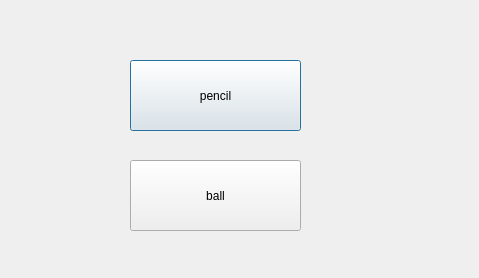
Qt form src/edi_pkg/edi_pkg/utils/edi.ui (addinedu-ros-3rd/ros-repo-3) before a commit.
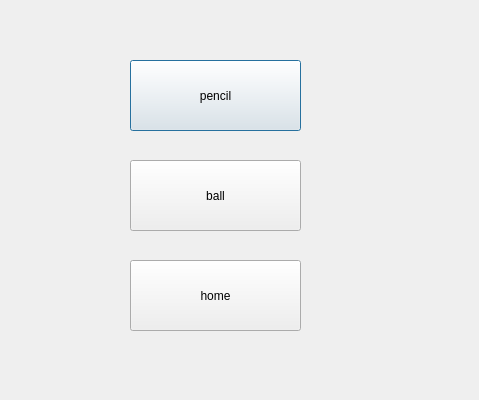
The same form after that commit.

Diff of the .ui file:
```diff
--- a/src/edi_pkg/edi_pkg/utils/edi.ui
+++ b/src/edi_pkg/edi_pkg/utils/edi.ui
@@ -7,7 +7,7 @@
     <x>0</x>
     <y>0</y>
     <width>479</width>
-    <height>278</height>
+    <height>400</height>
    </rect>
   </property>
   <property name="windowTitle">
@@ -39,6 +39,19 @@
     <string>ball</string>
    </property>
   </widget>
+  <widget class="QPushButton" name="home_btn">
+   <property name="geometry">
+    <rect>
+     <x>130</x>
+     <y>260</y>
+     <width>171</width>
+     <height>71</height>
+    </rect>
+   </property>
+   <property name="text">
+    <string>home</string>
+   </property>
+  </widget>
  </widget>
  <resources/>
  <connections/>
```
